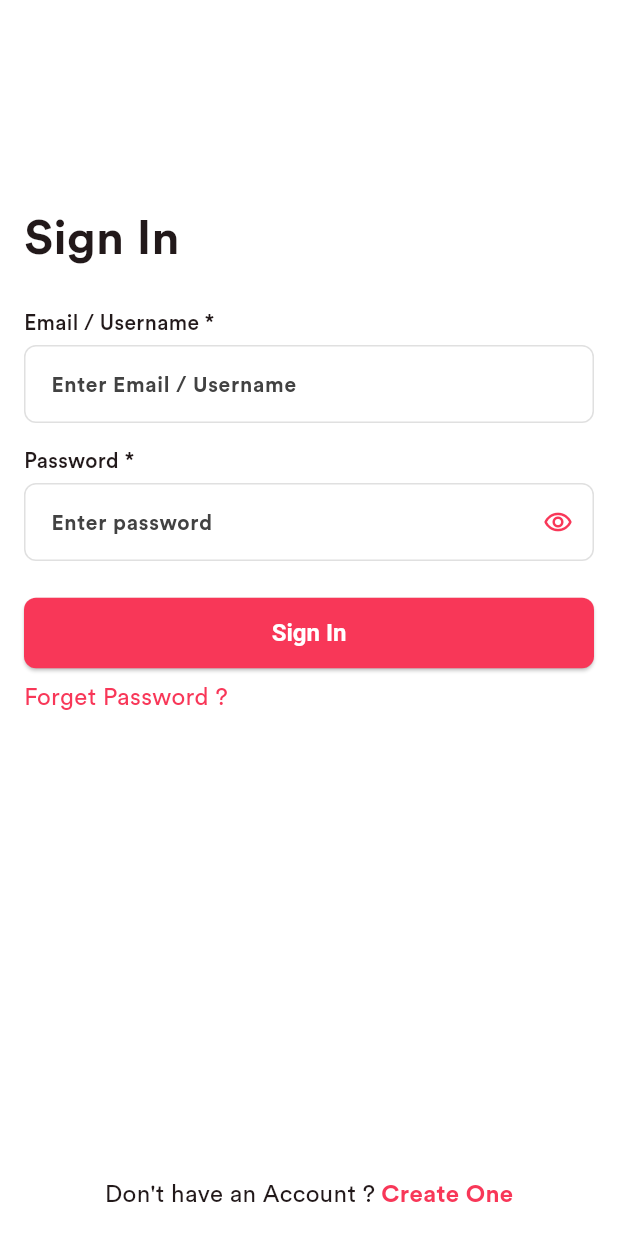
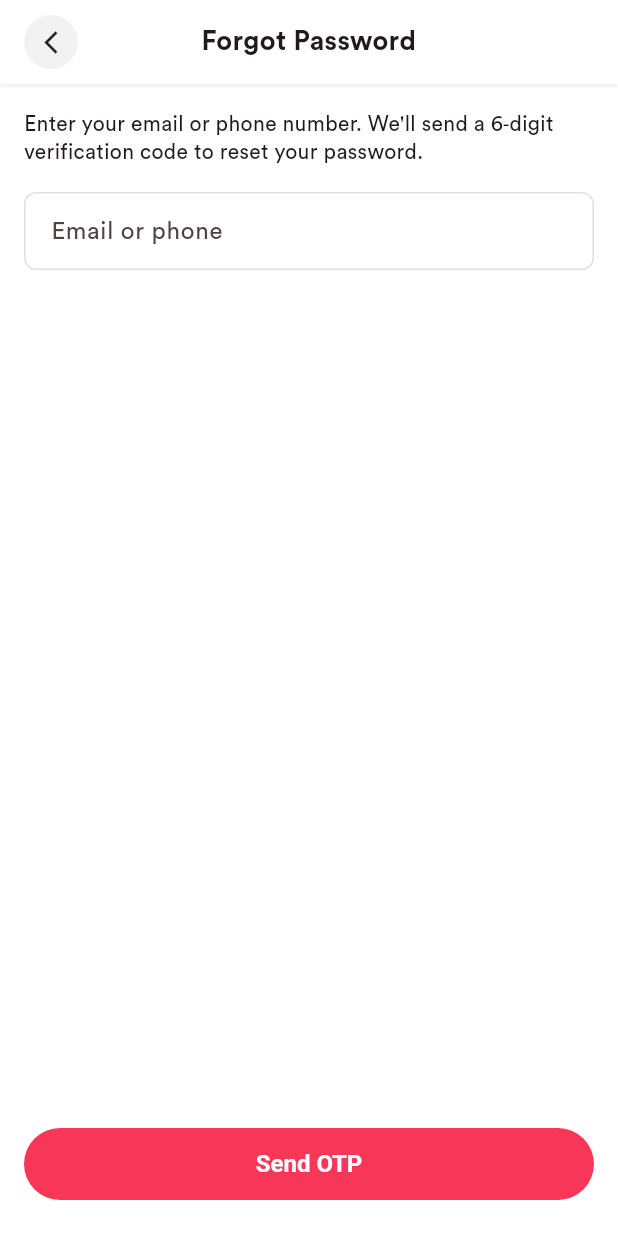
Before and after one commit to goutam2597/woo_clot, a Flutter app: the LoginScreen screen opened by its route, after a tap on "Forget Password ?", on a phone screen of 412 x 824 dp. Run offline on Flutter 3.47's test engine with Material 3 defaults, Android fonts, the phone set to English and light mode, and no system bars; our stand-ins replace carousel_slider, flutter_svg, font_awesome_flutter; project files that could hold a hidden picture were left out.

Commit message:
Initial Commit

```diff
--- a/lib/app/routes.dart
+++ b/lib/app/routes.dart
@@ -4,6 +4,9 @@ import 'package:flutter_woocommerce/features/auth/ui/screens/sign_up_screen.dart
 import 'package:flutter_woocommerce/features/auth/ui/screens/splash_screen.dart';
 import 'package:flutter_woocommerce/features/home/ui/screens/bottom_nav.dart';
 import 'package:flutter_woocommerce/features/home/ui/screens/home_screen.dart';
+import 'package:flutter_woocommerce/features/auth/ui/screens/forgot_password_screen.dart';
+import 'package:flutter_woocommerce/features/auth/ui/screens/otp_screen.dart';
+import 'package:flutter_woocommerce/features/auth/ui/screens/reset_password_screen.dart';
 
 class AppRoutes {
   AppRoutes._();
@@ -11,6 +14,9 @@ class AppRoutes {
   static const String splash = '/';
   static const String login = '/login';
   static const String signUp = '/sign-up';
+  static const String forgotPassword = '/forgot-password';
+  static const String verifyOtp = '/verify-otp';
+  static const String resetPassword = '/reset-password';
   static const String home = '/home';
   static const String bottomNav = '/nav';
 }
@@ -24,6 +30,20 @@ class AppRouter {
         return MaterialPageRoute(builder: (_) => const LoginScreen());
       case AppRoutes.signUp:
         return MaterialPageRoute(builder: (_) => const SignUpScreen());
+      case AppRoutes.forgotPassword:
+        return MaterialPageRoute(builder: (_) => const ForgotPasswordScreen());
+      case AppRoutes.verifyOtp:
+        final args = settings.arguments as Map<String, dynamic>?;
+        final contact = args?['contact'] as String? ?? '';
+        return MaterialPageRoute(
+          builder: (_) => OtpVerifyScreen(contact: contact),
+        );
+      case AppRoutes.resetPassword:
+        final args = settings.arguments as Map<String, dynamic>?;
+        final contact = args?['contact'] as String? ?? '';
+        return MaterialPageRoute(
+          builder: (_) => ResetPasswordScreen(contact: contact),
+        );
       case AppRoutes.home:
         return MaterialPageRoute(builder: (_) => HomeScreen());
       case AppRoutes.bottomNav:
--- /dev/null
+++ b/lib/features/auth/ui/screens/forgot_password_screen.dart
@@ -0,0 +1,87 @@
+import 'package:flutter/material.dart';
+import 'package:flutter_woocommerce/app/app_colors.dart';
+import 'package:flutter_woocommerce/app/routes.dart';
+import 'package:flutter_woocommerce/common/widgets/custom_app_bar.dart';
+
+class ForgotPasswordScreen extends StatefulWidget {
+  const ForgotPasswordScreen({super.key});
+
+  @override
+  State<ForgotPasswordScreen> createState() => _ForgotPasswordScreenState();
+}
+
+class _ForgotPasswordScreenState extends State<ForgotPasswordScreen> {
+  final TextEditingController _contact = TextEditingController();
+
+  @override
+  void dispose() {
+    _contact.dispose();
+    super.dispose();
+  }
+
+  void _sendOtp() {
+    final v = _contact.text.trim();
+    if (v.isEmpty) {
+      ScaffoldMessenger.of(context).showSnackBar(
+        const SnackBar(content: Text('Enter email or phone to continue')),
+      );
+      return;
+    }
+    Navigator.pushNamed(
+      context,
+      AppRoutes.verifyOtp,
+      arguments: {'contact': v},
+    );
+  }
+
+  @override
+  Widget build(BuildContext context) {
+    return Scaffold(
+      appBar: const CustomAppBar(title: 'Forgot Password', centerTitle: true),
+      body: SafeArea(
+        child: Padding(
+          padding: const EdgeInsets.fromLTRB(16, 8, 16, 24),
+          child: Column(
+            crossAxisAlignment: CrossAxisAlignment.start,
+            children: [
+              const SizedBox(height: 8),
+              const Text(
+                'Enter your email or phone number. We\'ll send a 6‑digit verification code to reset your password.',
+                style: TextStyle(fontSize: 14),
+              ),
+              const SizedBox(height: 16),
+              TextField(
+                controller: _contact,
+                keyboardType: TextInputType.emailAddress,
+                decoration: InputDecoration(
+                  labelText: 'Email or phone',
+                  filled: true,
+                  fillColor: Colors.white,
+                  border: OutlineInputBorder(
+                    borderRadius: BorderRadius.circular(12),
+                  ),
+                ),
+              ),
+              const Spacer(),
+              SizedBox(
+                height: 48,
+                child: ElevatedButton(
+                  style: ElevatedButton.styleFrom(
+                    backgroundColor: AppColors.primaryColor,
+                    shape: const StadiumBorder(),
+                    elevation: 0,
+                  ),
+                  onPressed: _sendOtp,
+                  child: const Text(
+                    'Send OTP',
+                    style: TextStyle(fontWeight: FontWeight.w700),
+                  ),
+                ),
+              ),
+            ],
+          ),
+        ),
+      ),
+    );
+  }
+}
--- a/lib/features/auth/ui/screens/login_screen.dart
+++ b/lib/features/auth/ui/screens/login_screen.dart
@@ -66,7 +66,12 @@ class _LoginScreenState extends State<LoginScreen> {
                       ),
                       const SizedBox(height: 8),
                       GestureDetector(
-                        onTap: () {},
+                        onTap: () {
+                          Navigator.pushNamed(
+                            context,
+                            AppRoutes.forgotPassword,
+                          );
+                        },
                         child: Text(
                           'Forget Password ?',
                           style: TextStyle(
--- a/lib/features/home/ui/widgets/text_n_button_widget.dart
+++ b/lib/features/home/ui/widgets/text_n_button_widget.dart
@@ -10,11 +10,13 @@ class TextNButtonWidget extends StatelessWidget {
     return Padding(
       padding: const EdgeInsets.symmetric(horizontal: 16),
       child: Row(
+        mainAxisAlignment: MainAxisAlignment.spaceBetween,
         children: [
           Text(
             text,
             style: TextStyle(fontSize: 20, fontWeight: FontWeight.w600),
           ),
+
           TextButton(
             onPressed: onTap,
             child: Text(
--- a/lib/features/profile/ui/screens/edit_profile_screen.dart
+++ b/lib/features/profile/ui/screens/edit_profile_screen.dart
@@ -137,8 +137,8 @@ class _AvatarPicker extends StatelessWidget {
           Stack(
             children: [
               Container(
-                width: 100,
-                height: 100,
+                width: 120,
+                height: 120,
                 decoration: BoxDecoration(
                   image: DecorationImage(image: AssetImage(AssetsPath.user)),
                 ),
--- a/lib/features/profile/ui/screens/profile_screen.dart
+++ b/lib/features/profile/ui/screens/profile_screen.dart
@@ -141,8 +141,8 @@ class _Header extends StatelessWidget {
     return Column(
       children: [
         Container(
-          width: 84,
-          height: 84,
+          width: 100,
+          height: 100,
           decoration: const BoxDecoration(shape: BoxShape.circle),
           clipBehavior: Clip.antiAlias,
           child: Image.asset(AssetsPath.user, fit: BoxFit.cover),
```
Also changed, not shown: lib/features/auth/ui/screens/otp_screen.dart (added, +131 -0 lines), lib/features/auth/ui/screens/reset_password_screen.dart (added, +118 -0 lines), lib/features/home/ui/widgets/promo_carousel.dart (+6 -1 lines), lib/features/profile/ui/screens/settings_screen.dart (+7 -1 lines).
